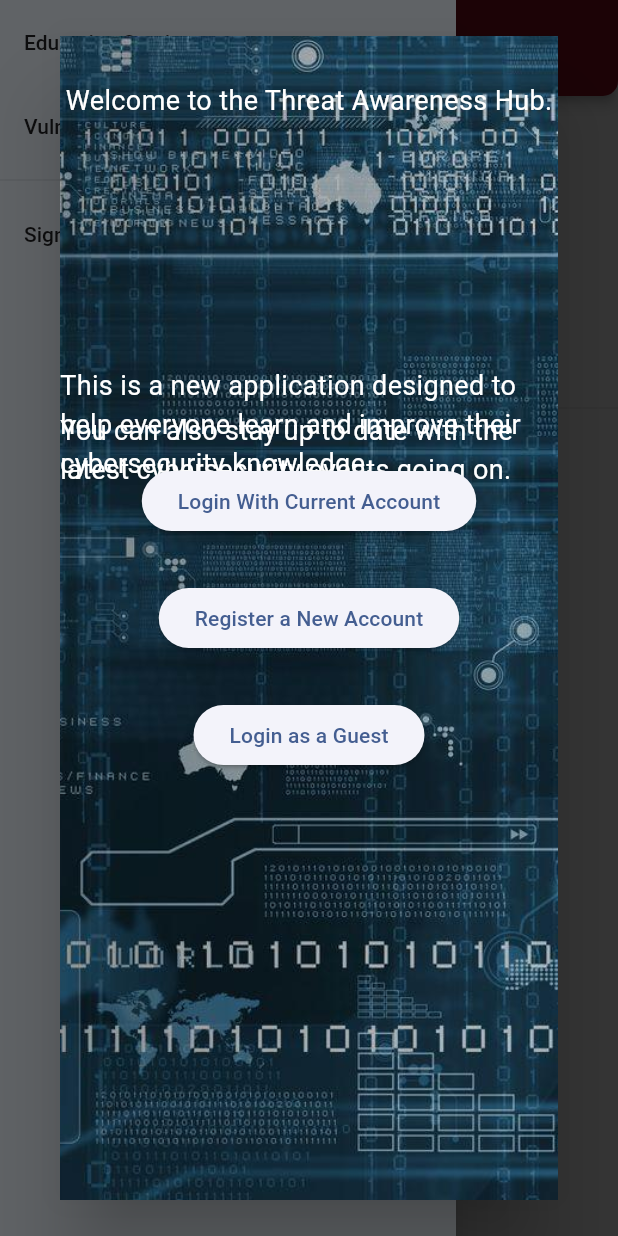
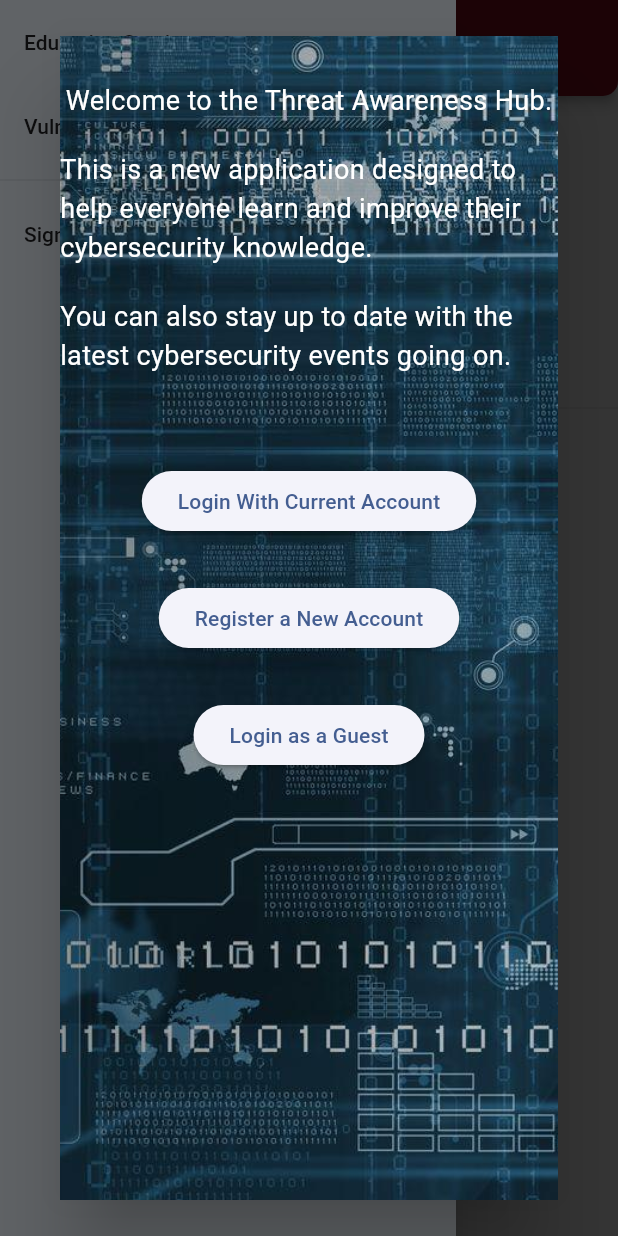
Before and after one commit to lukasp71/Senior-Project, a Flutter app: the screen it shows after launch, in the side drawer, after a tap on "Sign in", on a phone screen of 412 x 824 dp. Run offline on Flutter 3.47's test engine with Material 2 defaults, Android fonts, the phone set to English and light mode, and no system bars; drawn by our look-alikes of carousel_slider; our stand-ins replace cloud_firestore, firebase_auth, firebase_core, get, google_fonts, webview_flutter_platform_interface; missing offline and left inert: webview_flutter_web; accounts and stored records are empty; statements that could not run were skipped.

Commit message:
various bug fixes

```diff
--- a/senior_project/lib/database/screens/authenticate/register.dart
+++ b/senior_project/lib/database/screens/authenticate/register.dart
@@ -101,11 +101,13 @@
                                           email, password, username);
                                   if (result == null) {
                                     setState(() {
-                                      error = 'Please supply a valid email';
+                                      error = 'Could not authenticate user';
                                       loading = false;
                                     });
                                   } else {
+                                    // ignore: use_build_context_synchronously
                                     Navigator.pop(context); // Close Register
+                                    // ignore: use_build_context_synchronously
                                     Navigator.pop(
                                         context); // Close WelcomeScreen
                                   }
--- a/senior_project/lib/database/services/databse.dart
+++ b/senior_project/lib/database/services/databse.dart
@@ -1,6 +1,5 @@
 import "package:cloud_firestore/cloud_firestore.dart";
 import 'package:senior_project/database/models/userinfo.dart';
-import "package:senior_project/screens/home/user_data.dart";
 
 class DatabaseService {
   final String uid;
--- a/senior_project/lib/education_section/screens/education_module_overview.dart
+++ b/senior_project/lib/education_section/screens/education_module_overview.dart
@@ -1,7 +1,7 @@
 import 'package:flutter/material.dart';
 import 'package:senior_project/education_section/education_modules/encryption_module.dart';
 import 'package:senior_project/education_section/education_modules/intro_module.dart';
-import 'package:senior_project/education_section/education_modules/malware_module.dart';
+import 'package:senior_project/education_section/education_modules/malware.dart';
 import 'package:senior_project/education_section/education_modules/network_security.dart';
 import 'package:senior_project/education_section/education_modules/threats_attacks_module.dart';
 
--- a/senior_project/lib/news_section/screens/get_started.dart
+++ b/senior_project/lib/news_section/screens/get_started.dart
@@ -63,36 +63,28 @@
               ),
             ),
           ),
-          const Positioned(
+          Positioned(
             top: 30,
             left: 0,
             right: 0,
             child: Center(
-              child: Text(
+              child: Column(
+                children: [
+                  const Text(
                     'Welcome to the Threat Awareness Hub.',
                     style: TextStyle(fontSize: 18, color: Colors.white),
                   ),
-            ),
-          ),
-          const Positioned(
-            top: 220,
-            left: 0,
-            right: 0,
-            child: Center(
-              child: Text(
+                  const SizedBox(height: 20),
+                  const Text(
                     'This is a new application designed to help everyone learn and improve their cybersecurity knowledge.',
                     style: TextStyle(fontSize: 18, color: Colors.white),
                   ),
-            ),
-          ),
-          const Positioned(
-            top: 250,
-            left: 0,
-            right: 0,
-            child: Center(
-              child: Text(
+                  const SizedBox(height: 20),
+                  const Text(
                     'You can also stay up to date with the latest cybersecurity events going on.',
                     style: TextStyle(fontSize: 18, color: Colors.white),
+                  ),
+                ],
               ),
             ),
           ),
--- a/senior_project/lib/news_section/widgets/side_drawer.dart
+++ b/senior_project/lib/news_section/widgets/side_drawer.dart
@@ -1,19 +1,21 @@
 import 'package:flutter/material.dart';
 import 'package:get/get.dart';
 import 'package:path/path.dart';
+import 'package:senior_project/database/models/user.dart';
 import 'package:senior_project/database/screens/authenticate/authenticate.dart';
+import 'package:senior_project/database/services/auth.dart';
 import 'package:senior_project/education_section/screens/education_home_page.dart';
 import 'package:senior_project/news_section/constants/constants.dart';
 import 'package:senior_project/news_section/controllers/news_controller.dart';
 import 'package:senior_project/news_section/utils/utils.dart';
 
 Drawer sideDrawer(BuildContext context, NewsController newsController) {
+  final AuthService _authService = AuthService(); // Initialize your AuthService
+
   return Drawer(
     backgroundColor: AppColors.lightGrey,
     child: ListView(
       children: <Widget>[
-        // Existing code for country, category, and channel selection
-
         /// Link to Education Section
         ListTile(
           title: const Text("Education Section"),
@@ -34,13 +36,32 @@
         ),
 
         const Divider(),
-        ListTile(
-          title: const Text("Sign in"),
-          onTap: () {
-            // Navigate to the Authenticate screen
-            Get.to(() => Authenticate());
+
+        // Using StreamBuilder to listen to authentication state
+        StreamBuilder(
+          stream: _authService.user, // listening to the user stream
+          builder: (context, snapshot) {
+            if (snapshot.hasData && snapshot.data != null) {
+              // This means the user is authenticated
+              Users user = snapshot.data as Users;
+              return ListTile(
+                title: Text(user.uid ?? 'User'), // Display the username
+                onTap: () {
+                  // You can navigate the user to their profile page or any other action
+                },
+              );
+            } else {
+              // This means the user is not authenticated
+              return ListTile(
+                title: const Text("Sign in"),
+                onTap: () => Navigator.push(
+                  context as BuildContext,
+                  MaterialPageRoute(builder: (context) => Authenticate()),
+                ),
+              );
+            }
           },
-        )
+        ),
       ],
     ),
   );
```
Also changed, not shown: senior_project/lib/education_section/screens/webview_test.dart (+62 -73 lines), senior_project/lib/education_section/education_modules/malware.dart (renamed from senior_project/lib/education_section/education_modules/malware_module.dart). Lines whose indentation alone changed are shown as unchanged.
